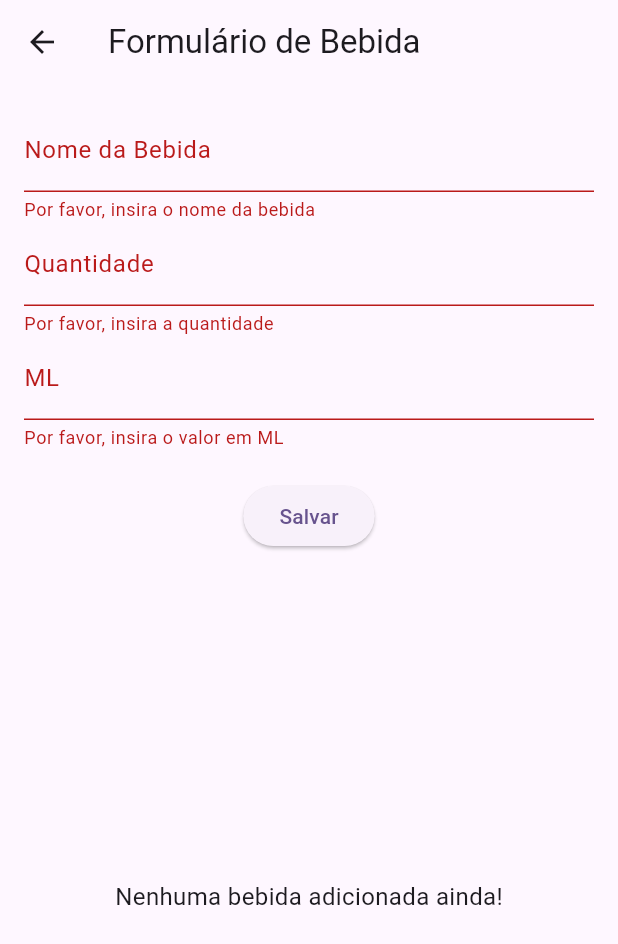
After one commit to EduardorGermano/APP-controle-de-bar, a Flutter app: the ListaBebida screen opened by its route, after a tap on "Salvar", on a phone screen of 412 x 824 dp. The commit adds this screen. Shown: the top 944 px of the screen. Run offline on Flutter 3.47's test engine with Material 3 defaults, Android fonts, the phone set to English and light mode, and no system bars; our stand-ins replace sqflite; accounts and stored records are empty.

Commit message:
Lista das bebidas

```diff
--- /dev/null
+++ b/lib/telas/lista_bebida.dart
@@ -0,0 +1,152 @@
+import 'package:flutter/material.dart';
+import '../app/dominio/dto/dto_bebida.dart';
+
+class ListaBebida extends StatefulWidget {
+  @override
+  State<ListaBebida> createState() => _ListaBebidaState();
+}
+
+class _ListaBebidaState extends State<ListaBebida> {
+  final _formKey = GlobalKey<FormState>();
+  final _nomeController = TextEditingController();
+  final _quantidadeController = TextEditingController();
+  final _mlController = TextEditingController();
+
+  final List<DTOBebida> _bebidas = [];
+
+  @override
+  void dispose() {
+    _nomeController.dispose();
+    _quantidadeController.dispose();
+    _mlController.dispose();
+    super.dispose();
+  }
+
+  void _submitForm() {
+    if (_formKey.currentState!.validate()) {
+      final novaBebida = DTOBebida(
+        nome: _nomeController.text,
+        quantidade: int.parse(_quantidadeController.text),
+        ml: int.parse(_mlController.text),
+      );
+
+      setState(() {
+        _bebidas.add(novaBebida);
+      });
+
+      ScaffoldMessenger.of(context).showSnackBar(
+        SnackBar(
+            content: Text('Bebida "${novaBebida.nome}" adicionada à lista!')),
+      );
+
+      _limparCampos();
+    }
+  }
+
+  void _limparCampos() {
+    _nomeController.clear();
+    _quantidadeController.clear();
+    _mlController.clear();
+  }
+
+  void _removerBebida(int index) {
+    setState(() {
+      _bebidas.removeAt(index);
+    });
+
+    ScaffoldMessenger.of(context).showSnackBar(
+      SnackBar(content: Text('Bebida removida com sucesso!')),
+    );
+  }
+
+  @override
+  Widget build(BuildContext context) {
+    return Scaffold(
+      appBar: AppBar(
+        title: Text('Formulário de Bebida'),
+      ),
+      body: Padding(
+        padding: const EdgeInsets.all(16.0),
+        child: Column(
+          children: [
+            Form(
+              key: _formKey,
+              child: Column(
+                children: [
+                  TextFormField(
+                    controller: _nomeController,
+                    decoration: InputDecoration(labelText: 'Nome da Bebida'),
+                    validator: (value) {
+                      if (value == null || value.isEmpty) {
+                        return 'Por favor, insira o nome da bebida';
+                      }
+                      return null;
+                    },
+                  ),
+                  TextFormField(
+                    controller: _quantidadeController,
+                    decoration: InputDecoration(labelText: 'Quantidade'),
+                    keyboardType: TextInputType.number,
+                    validator: (value) {
+                      if (value == null || value.isEmpty) {
+                        return 'Por favor, insira a quantidade';
+                      } else if (int.tryParse(value) == null) {
+                        return 'Insira um valor numérico válido';
+                      }
+                      return null;
+                    },
+                  ),
+                  TextFormField(
+                    controller: _mlController,
+                    decoration: InputDecoration(labelText: 'ML'),
+                    keyboardType: TextInputType.number,
+                    validator: (value) {
+                      if (value == null || value.isEmpty) {
+                        return 'Por favor, insira o valor em ML';
+                      } else if (int.tryParse(value) == null) {
+                        return 'Insira um valor numérico válido';
+                      }
+                      return null;
+                    },
+                  ),
+                  SizedBox(height: 20),
+                  ElevatedButton(
+                    onPressed: _submitForm,
+                    child: Text('Salvar'),
+                  ),
+                ],
+              ),
+            ),
+            SizedBox(height: 20),
+            Expanded(
+              child: _bebidas.isEmpty
+                  ? Center(
+                      child: Text(
+                        'Nenhuma bebida adicionada ainda!',
+                        style: TextStyle(fontSize: 16),
+                      ),
+                    )
+                  : ListView.builder(
+                      itemCount: _bebidas.length,
+                      itemBuilder: (context, index) {
+                        final bebida = _bebidas[index];
+                        return Card(
+                          child: ListTile(
+                            title: Text(bebida.nome),
+                            subtitle: Text(
+                                'Quantidade: ${bebida.quantidade} | ML: ${bebida.ml}'),
+                            trailing: IconButton(
+                              icon: Icon(Icons.delete, color: Colors.red),
+                              onPressed: () => _removerBebida(index),
+                            ),
+                          ),
+                        );
+                      },
+                    ),
+            ),
+          ],
+        ),
+      ),
+    );
+  }
+}
```
Also changed, not shown: lib/main.dart (+5 -3 lines), lib/telas/cadastro_bebida.dart (renamed from lib/cadastro_bebida.dart, +5 -18 lines), lib/teste.dart (+12 -0 lines), lib/telas/formulario.dart (renamed from lib/formulario.dart).
